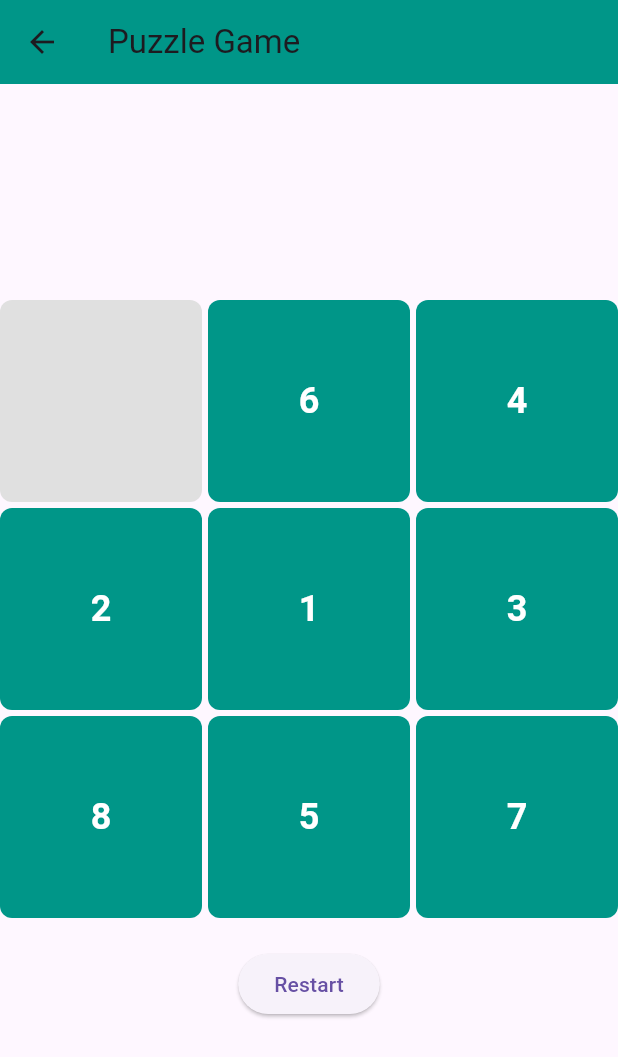
After one commit to iliasHB/mylota-mobile-app, a Flutter app: the PuzzleGame screen opened directly, after a tap on "Restart", on a phone screen of 412 x 824 dp. The commit adds this screen. Shown: the top 1057 px of the screen. Run offline on Flutter 3.47's test engine with Material 3 defaults, Android fonts, the phone set to English and light mode, and no system bars; our stand-ins replace cloud_firestore, firebase_auth, firebase_core, fl_chart, flutter_datetime_picker_plus, flutter_local_notifications and 4 more; missing offline and left inert: android_intent_plus; accounts and stored records are empty.

Commit message:
puzzle game

```diff
--- a/mylota/lib/screens/progress_page.dart
+++ b/mylota/lib/screens/progress_page.dart
@@ -8,6 +8,8 @@ import 'package:mylota/utils/styles.dart';
 import 'package:provider/provider.dart';
 import '../core/usecase/provider/exercise_timer_provider.dart';
 import '../core/usecase/provider/sleep_timer_provider.dart';
+import '../widgets/more_meal_schedule.dart';
+import '../widgets/more_todos.dart';
 
 class ProgressPage extends StatefulWidget {
   final double exerciseGoal;
@@ -167,9 +169,9 @@ class _ProgressPageState extends State<ProgressPage> {
                                   style: AppStyle.cardfooter,
                                 ),
                                 Text(
-                                  '$minutes:${seconds.toString().padLeft(2, '0')}',
-                                  style: AppStyle.cardTitle.copyWith(fontSize: 50)
-                                ),
+                                    '$minutes:${seconds.toString().padLeft(2, '0')}',
+                                    style: AppStyle.cardTitle
+                                        .copyWith(fontSize: 50)),
                               ],
                             );
                           },
@@ -286,7 +288,8 @@ class _ProgressPageState extends State<ProgressPage> {
                                           _DetailItem(
                                               title: task['title'].toString(),
                                               desc: task['description'],
-                                              period: task['period'] ?? "No period"),
+                                              period: task['period'] ??
+                                                  "No period"),
                                           const Divider(),
                                         ],
                                       );
@@ -296,7 +299,9 @@ class _ProgressPageState extends State<ProgressPage> {
                               },
                             ),
                             InkWell(
-                              onTap: () {},
+                              onTap: () {
+                                Navigator.push(context, MaterialPageRoute(builder: (_)=>const MoreTodos()));
+                              },
                               child: Align(
                                   alignment: Alignment.topRight,
                                   child: Padding(
@@ -337,8 +342,7 @@ class _ProgressPageState extends State<ProgressPage> {
                                   child: Text(
                                     '💧',
                                     style: TextStyle(fontSize: 20),
-                                  )
-                              ),
+                                  )),
                               title: 'Water Intake',
                               subTitle: "Daily water intake schedule",
                             )),
@@ -360,7 +364,7 @@ class _ProgressPageState extends State<ProgressPage> {
                                     !snapshot.data!.exists) {
                                   return Center(
                                       child: Text(
-                                        "No water intake schedule available",
+                                    "No water intake schedule available",
                                     style: AppStyle.cardSubtitle,
                                   ));
                                 }
@@ -405,8 +409,7 @@ class _ProgressPageState extends State<ProgressPage> {
                                   child: Text(
                                     '🍱',
                                     style: TextStyle(fontSize: 20),
-                                  )
-                              ),
+                                  )),
                               title: 'Meal Planner',
                               subTitle: "Recent meal schedule",
                             )),
@@ -494,7 +497,11 @@ class _ProgressPageState extends State<ProgressPage> {
                               },
                             ),
                             InkWell(
-                              onTap: () {},
+                              onTap: () => Navigator.push(
+                                  context,
+                                  MaterialPageRoute(
+                                      builder: (_) =>
+                                          const MoreMealSchedule())),
                               child: Align(
                                   alignment: Alignment.topRight,
                                   child: Padding(
@@ -607,22 +614,24 @@ class _ProgressPageState extends State<ProgressPage> {
                         ),
                         Consumer<SleepTimerProvider>(
                           builder: (context, timerProvider, _) {
-                            if (timerProvider.isCounting && timerProvider.remaining != null) {
+                            if (timerProvider.isCounting &&
+                                timerProvider.remaining != null) {
                               final r = timerProvider.remaining!;
                               final h = r.inHours.toString().padLeft(2, '0');
-                              final m = (r.inMinutes % 60).toString().padLeft(2, '0');
-                              final s = (r.inSeconds % 60).toString().padLeft(2, '0');
+                              final m =
+                                  (r.inMinutes % 60).toString().padLeft(2, '0');
+                              final s =
+                                  (r.inSeconds % 60).toString().padLeft(2, '0');
                               return Column(
                                 mainAxisAlignment: MainAxisAlignment.start,
                                 crossAxisAlignment: CrossAxisAlignment.start,
                                 children: [
                                   Text('Sleeping Countdown',
                                       style: AppStyle.cardfooter),
-                                  Text(
-                                    '$h:$m:$s',
-                                    // '${sleepCountdown.inHours.toString().padLeft(2, '0')}:${(sleepCountdown.inMinutes % 60).toString().padLeft(2, '0')}:${(sleepCountdown.inSeconds % 60).toString().padLeft(2, '0')}',
-                                    style: AppStyle.cardTitle.copyWith(fontSize: 50)
-                                  ),
+                                  Text('$h:$m:$s',
+                                      // '${sleepCountdown.inHours.toString().padLeft(2, '0')}:${(sleepCountdown.inMinutes % 60).toString().padLeft(2, '0')}:${(sleepCountdown.inSeconds % 60).toString().padLeft(2, '0')}',
+                                      style: AppStyle.cardTitle
+                                          .copyWith(fontSize: 50)),
                                 ],
                               );
                             } else {
@@ -631,10 +640,9 @@ class _ProgressPageState extends State<ProgressPage> {
                                 crossAxisAlignment: CrossAxisAlignment.start,
                                 children: [
                                   const Text('No sleep countdown running.'),
-                                  Text(
-                                    '00:00:00',
-                                    style: AppStyle.cardTitle.copyWith(fontSize: 50)
-                                  ),
+                                  Text('00:00:00',
+                                      style: AppStyle.cardTitle
+                                          .copyWith(fontSize: 50)),
                                 ],
                               );
                             }
--- /dev/null
+++ b/mylota/lib/widgets/puzzle_game.dart
@@ -0,0 +1,113 @@
+import 'package:flutter/material.dart';
+import 'dart:math';
+
+class PuzzleGame extends StatefulWidget {
+  const PuzzleGame({Key? key}) : super(key: key);
+
+  @override
+  _PuzzleGameState createState() => _PuzzleGameState();
+}
+
+class _PuzzleGameState extends State<PuzzleGame> {
+  final int gridSize = 3; // 3x3 grid
+  late List<int> tiles;
+
+  @override
+  void initState() {
+    super.initState();
+    _initializeTiles();
+  }
+
+  void _initializeTiles() {
+    tiles = List.generate(gridSize * gridSize, (index) => index);
+    tiles.shuffle(Random());
+  }
+
+  void _onTileTap(int index) {
+    int emptyIndex = tiles.indexOf(0);
+    if (_isAdjacent(index, emptyIndex)) {
+      setState(() {
+        tiles[emptyIndex] = tiles[index];
+        tiles[index] = 0;
+      });
+    }
+  }
+
+  bool _isAdjacent(int index1, int index2) {
+    int row1 = index1 ~/ gridSize;
+    int col1 = index1 % gridSize;
+    int row2 = index2 ~/ gridSize;
+    int col2 = index2 % gridSize;
+
+    return (row1 == row2 && (col1 - col2).abs() == 1) ||
+        (col1 == col2 && (row1 - row2).abs() == 1);
+  }
+
+  bool _isSolved() {
+    for (int i = 0; i < tiles.length - 1; i++) {
+      if (tiles[i] != i + 1) return false;
+    }
+    return tiles.last == 0;
+  }
+
+  @override
+  Widget build(BuildContext context) {
+    return Scaffold(
+      appBar: AppBar(
+        title: const Text('Puzzle Game'),
+        backgroundColor: Colors.teal,
+      ),
+      body: Center(
+        child: Column(
+          mainAxisAlignment: MainAxisAlignment.center,
+          children: [
+            GridView.builder(
+              shrinkWrap: true,
+              gridDelegate: SliverGridDelegateWithFixedCrossAxisCount(
+                crossAxisCount: gridSize,
+                crossAxisSpacing: 4.0,
+                mainAxisSpacing: 4.0,
+              ),
+              itemCount: tiles.length,
+              itemBuilder: (context, index) {
+                return GestureDetector(
+                  onTap: () => _onTileTap(index),
+                  child: Container(
+                    decoration: BoxDecoration(
+                      color: tiles[index] == 0 ? Colors.grey[300] : Colors.teal,
+                      borderRadius: BorderRadius.circular(8),
+                    ),
+                    child: Center(
+                      child: Text(
+                        tiles[index] == 0 ? '' : tiles[index].toString(),
+                        style: const TextStyle(
+                          fontSize: 24,
+                          fontWeight: FontWeight.bold,
+                          color: Colors.white,
+                        ),
+                      ),
+                    ),
+                  ),
+                );
+              },
+            ),
+            const SizedBox(height: 20),
+            if (_isSolved())
+              const Text(
+                'Congratulations! You solved the puzzle!',
+                style: TextStyle(fontSize: 18, color: Colors.green),
+              ),
+            ElevatedButton(
+              onPressed: () {
+                setState(() {
+                  _initializeTiles();
+                });
+              },
+              child: const Text('Restart'),
+            ),
+          ],
+        ),
+      ),
+    );
+  }
+}
```
